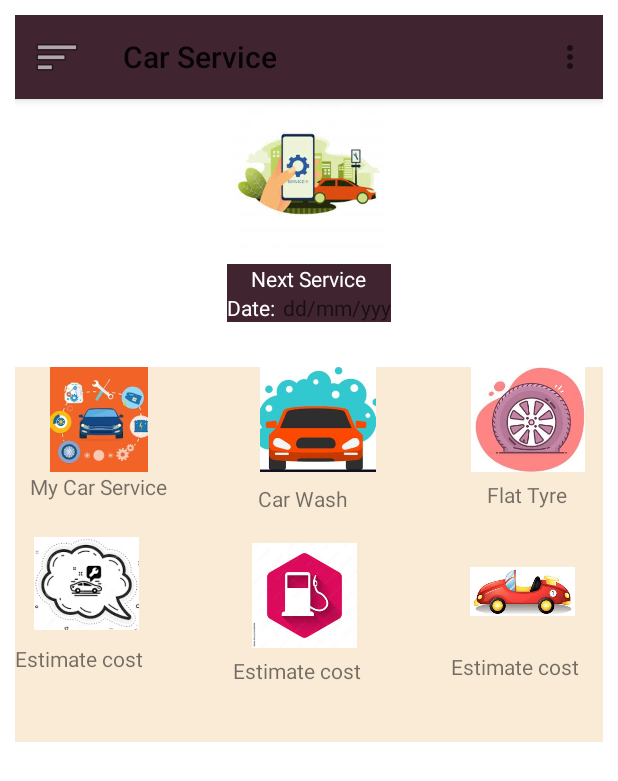
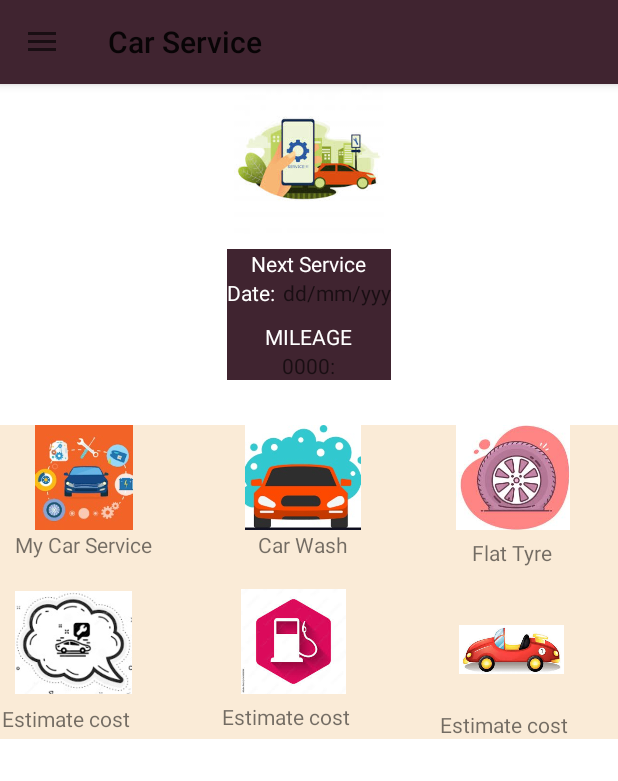
Before and after one commit to PhillipPrince/Car_Service_and_Maintenance_App, an Android app: the home screen opened directly, with no data from a screen before it, on a phone screen of 412 x 824 dp. Shown: the top 781 px of the screen. Run offline under Robolectric (Android 15) with nearby library versions, the phone set to English and light mode, and no system bars.

Commit message:
Design Edited

```diff
--- a/app/src/main/java/com/example/carservice/home.java
+++ b/app/src/main/java/com/example/carservice/home.java
@@ -1,41 +1,70 @@
 package com.example.carservice;
 
 import android.content.Intent;
+import android.graphics.drawable.GradientDrawable;
 import android.view.Menu;
 import android.view.MenuInflater;
 import android.view.MenuItem;
 import androidx.annotation.NonNull;
+import androidx.appcompat.app.ActionBarDrawerToggle;
 import androidx.appcompat.app.AppCompatActivity;
 import android.os.Bundle;
 import androidx.appcompat.widget.Toolbar;
+import androidx.core.view.GravityCompat;
+import androidx.drawerlayout.widget.DrawerLayout;
+import com.google.android.material.navigation.NavigationView;
 
-public class home extends AppCompatActivity {
+public class home extends AppCompatActivity implements NavigationView.OnNavigationItemSelectedListener {
+
+    DrawerLayout drawerLayout;
+    NavigationView navigationView;
+    Toolbar toolbar;
 
     @Override
     protected void onCreate(Bundle savedInstanceState) {
         super.onCreate(savedInstanceState);
         setContentView(R.layout.activity_home);
-        Toolbar toolbar=findViewById(R.id.toolbar);
+
+        navigationView=findViewById(R.id.navigatio);
+        drawerLayout=findViewById(R.id.drawer);
+        toolbar=findViewById(R.id.toolbar);
+
+
         setSupportActionBar(toolbar);
+
+        navigationView.bringToFront();
+        ActionBarDrawerToggle toggle=new ActionBarDrawerToggle(this, drawerLayout, toolbar,R.string.Open_navigation, R.string.close_navigation);
+        drawerLayout.addDrawerListener(toggle);
+        toggle.syncState();
+
+        navigationView.setNavigationItemSelectedListener(this);
     }
 
     @Override
-    public boolean onCreateOptionsMenu(Menu menu) {
-        MenuInflater menuInflater=getMenuInflater();
-        menuInflater.inflate(R.menu.menu, menu);
-        return super.onCreateOptionsMenu(menu);
+    public void onBackPressed() {
+
+        if(drawerLayout.isDrawerOpen(GravityCompat.START)){
+            drawerLayout.closeDrawer(GravityCompat.START);
+        }else {
+            super.onBackPressed();
+        }
+
     }
 
+
     @Override
-    public boolean onOptionsItemSelected(@NonNull MenuItem item) {
+    public boolean onNavigationItemSelected(@NonNull MenuItem item) {
+
         Intent intent;
-        if(item.getItemId()==R.id.car){
-            intent=new Intent(getApplicationContext(), car.class);
-            startActivity(intent);
-        }else if(item.getItemId()==R.id.home){
-            intent =new Intent(getApplicationContext(), home.class);
+        if(item.getItemId()==R.id.home){
+            intent=new Intent(getApplicationContext(), home.class);
             startActivity(intent);
         }
-        return super.onOptionsItemSelected(item);
+        else if(item.getItemId()==R.id.Addcar){
+            setContentView(R.layout.addcar);
+        }else if(item.getItemId()==R.id.myService)
+            setContentView(R.layout.myservice);
+
+        return true;
     }
 }
--- a/app/src/main/res/layout/activity_home.xml
+++ b/app/src/main/res/layout/activity_home.xml
@@ -1,17 +1,32 @@
 <?xml version="1.0" encoding="utf-8"?>
-<RelativeLayout
+<androidx.drawerlayout.widget.DrawerLayout
         xmlns:android="http://schemas.android.com/apk/res/android"
         xmlns:tools="http://schemas.android.com/tools"
         xmlns:app="http://schemas.android.com/apk/res-auto"
         android:layout_width="match_parent"
         android:layout_height="match_parent"
-        android:padding="10dp"
-        android:gravity="center"
-        tools:context=".home">
+        android:id="@+id/drawer"
+        tools:context=".home"
+        android:fitsSystemWindows="true"
+        tools:openDrawer="start"
+       >
 
-<ScrollView
-        android:layout_width="match_parent"
-        android:layout_height="match_parent">
+    <com.google.android.material.navigation.NavigationView
+            android:layout_width="wrap_content"
+            android:layout_height="wrap_content"
+            app:headerLayout="@layout/headers"
+            android:id="@+id/navigatio"
+            android:layout_gravity="start"
+            app:menu="@menu/menu"
+    ></com.google.android.material.navigation.NavigationView>
+
+
+    <ScrollView
+        android:layout_width="wrap_content"
+        android:layout_height="match_parent"
+
+>
+
 
     <LinearLayout
             android:layout_width="match_parent"
@@ -72,6 +87,27 @@
         ></TextView>
     </LinearLayout>
 
+    <TextView
+            android:layout_width="wrap_content"
+            android:layout_height="wrap_content"
+            android:text="MILEAGE"
+            android:layout_gravity="center"
+            android:textColor="@color/white"
+            android:layout_marginTop="10dp"
+    ></TextView>
+
+
+        <TextView
+                android:layout_width="wrap_content"
+                android:layout_height="wrap_content"
+                android:hint="0000:"
+                android:layout_gravity="center"
+                android:textColor="@color/white"
+        ></TextView>
+
+
+
+
 </LinearLayout>
 
 
@@ -80,7 +116,7 @@
 
         <androidx.constraintlayout.widget.ConstraintLayout
                 android:layout_width="match_parent"
-                android:layout_height="250dp"
+                android:layout_height="wrap_content"
                 android:layout_gravity="center"
                 android:orientation="horizontal"
                 android:background="#FAEBD7"
@@ -91,6 +127,7 @@
                           android:orientation="vertical"
                           android:id="@+id/ms"
                           android:paddingLeft="10dp"
+                          android:layout_marginTop="20dp"
                           tools:ignore="MissingConstraints">
                 <ImageView
                         android:layout_width="80dp"
@@ -119,6 +156,7 @@
                           android:orientation="vertical"
                           android:id="@+id/cw"
                           android:layout_marginLeft="60dp"
+                          android:layout_marginTop="20dp"
                           app:layout_constraintLeft_toRightOf="@+id/ms"
                           tools:ignore="MissingConstraints">
 
@@ -127,17 +165,15 @@
                         android:layout_height="70dp"
                         android:src="@drawable/carwash"
                         android:id="@+id/carwash"
-                        tools:ignore="MissingConstraints"
-                        tools:layout_editor_absoluteY="16dp"
+
                 ></ImageView>
                 <TextView
                         android:layout_width="wrap_content"
                         android:layout_height="wrap_content"
                         android:text="Car Wash"
-                        app:layout_constraintLeft_toRightOf="@+id/ms"
-                        app:layout_constraintTop_toBottomOf="@+id/carwash"
-                        tools:ignore="MissingConstraints"
-                        android:layout_marginTop="8dp"></TextView>
+                        android:layout_gravity="center"
+
+                ></TextView>
 
             </LinearLayout>
 
@@ -147,7 +183,8 @@
                           android:layout_height="wrap_content"
                           android:orientation="vertical"
                           android:layout_marginLeft="60dp"
-                          app:layout_constraintLeft_toRightOf="@+id/cw"
+                    android:layout_marginTop="20dp"
+                    app:layout_constraintLeft_toRightOf="@+id/cw"
                           tools:ignore="MissingConstraints">
 
                 <ImageView
@@ -179,8 +216,8 @@
                           tools:ignore="MissingConstraints">
 
                 <ImageView
-                        android:layout_width="80dp"
-                        android:layout_height="70dp"
+                        android:layout_width="88dp"
+                        android:layout_height="71dp"
                         android:src="@drawable/quote"
                         android:id="@+id/quote"
                         android:paddingLeft="10dp"
@@ -261,4 +298,4 @@
 
 
 
-</RelativeLayout>
+</androidx.drawerlayout.widget.DrawerLayout>
--- /dev/null
+++ b/app/src/main/res/layout/addcar.xml
@@ -0,0 +1,6 @@
+<?xml version="1.0" encoding="utf-8"?>
+<androidx.constraintlayout.widget.ConstraintLayout xmlns:android="http://schemas.android.com/apk/res/android"
+                                                   android:layout_width="match_parent"
+                                                   android:layout_height="match_parent">
+
+</androidx.constraintlayout.widget.ConstraintLayout>
--- a/app/src/main/res/layout/layout.xml
+++ b/app/src/main/res/layout/headers.xml
@@ -4,7 +4,7 @@
         android:layout_width="match_parent"
         android:layout_height="200dp"
         android:orientation="vertical"
-        android:background="#E37C7C"
+        android:background="@color/maroon"
         android:gravity="bottom"
         android:padding="20dp"
 
--- /dev/null
+++ b/app/src/main/res/layout/myservice.xml
@@ -0,0 +1,6 @@
+<?xml version="1.0" encoding="utf-8"?>
+<androidx.constraintlayout.widget.ConstraintLayout xmlns:android="http://schemas.android.com/apk/res/android"
+                                                   android:layout_width="match_parent"
+                                                   android:layout_height="match_parent">
+
+</androidx.constraintlayout.widget.ConstraintLayout>
--- a/app/src/main/res/menu/menu.xml
+++ b/app/src/main/res/menu/menu.xml
@@ -6,18 +6,26 @@
         android:id="@+id/home"
         android:title="Home"></item>
         <item
-                android:id="@+id/car"
-                android:title="My Cars"></item>
+                android:id="@+id/Addcar"
+                android:title="Add Car"></item>
         <item
                 android:id="@+id/service"
                 android:title="My Service"></item>
         <item
                 android:id="@+id/mechanic"
-                android:title="Home"></item>
+                android:title="Mechanic"></item>
+
+        <item
+                android:id="@+id/CarExpenses"
+                android:title="Car Expenses"></item>
+        <item
+                android:id="@+id/notifications"
+                android:title="Notifications"></item>
     </group>
+
     <item android:title="Profile">
         <menu>
-
+            <group android:checkableBehavior="single">
 
 
             <item
@@ -30,6 +38,7 @@
                     android:id="@+id/logout"
                     android:title="Logout"
             ></item>
+            </group>
         </menu>
     </item>
 </menu>
--- a/app/src/main/res/values/strings.xml
+++ b/app/src/main/res/values/strings.xml
@@ -1,3 +1,5 @@
 <resources>
     <string name="app_name">Car Service</string>
+    <string name="Open_navigation">Open Navigation</string>
+    <string name="close_navigation">Close Navigation</string>
 </resources>
```
